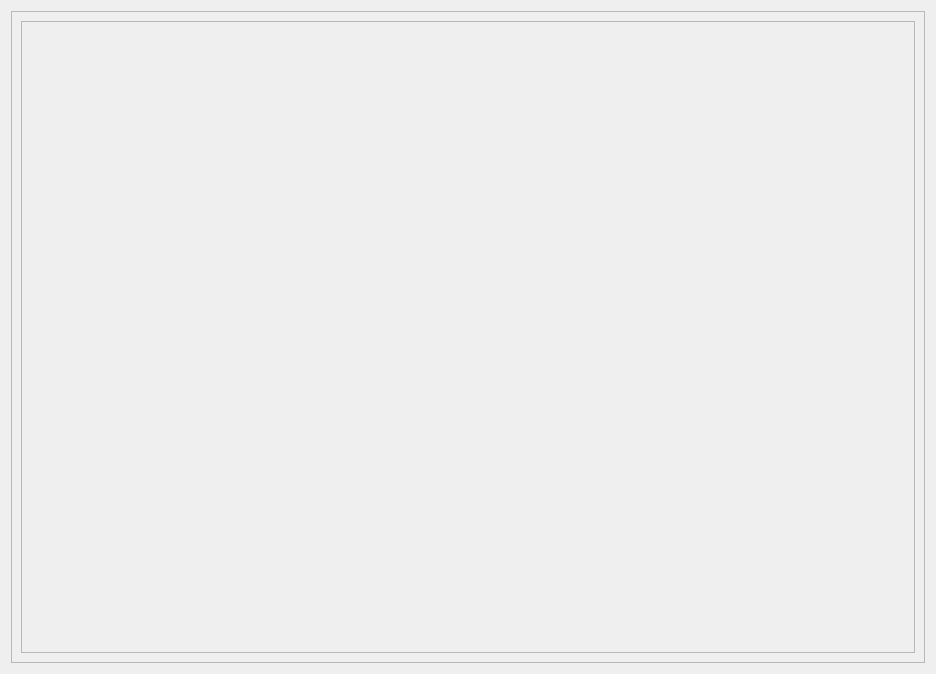
This is src/aq_telemetryView.ui in nlbtuyen/ConfigurationGCS as Qt 5 draws it before an edit. The edited form follows.
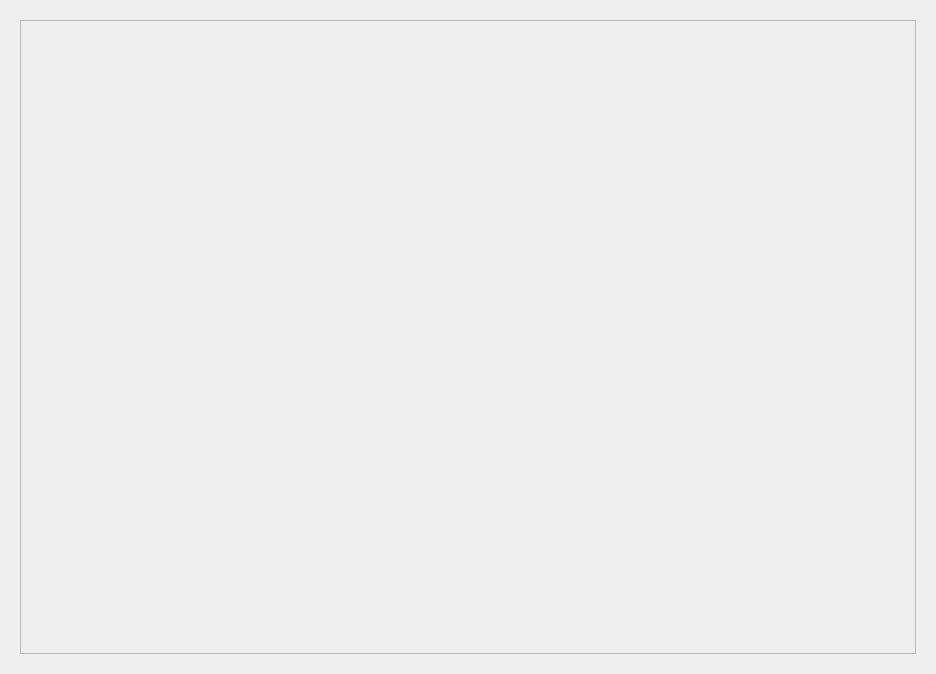
This is the edited form.

Diff of the .ui file:
```diff
--- a/src/aq_telemetryView.ui
+++ b/src/aq_telemetryView.ui
@@ -16,6 +16,9 @@
   <layout class="QVBoxLayout" name="verticalLayout">
    <item>
     <widget class="QScrollArea" name="TelemetryTabWidget">
+     <property name="frameShape">
+      <enum>QFrame::NoFrame</enum>
+     </property>
      <property name="widgetResizable">
       <bool>true</bool>
      </property>
@@ -24,8 +27,8 @@
        <rect>
         <x>0</x>
         <y>0</y>
-        <width>916</width>
-        <height>654</height>
+        <width>918</width>
+        <height>656</height>
        </rect>
       </property>
       <layout class="QVBoxLayout" name="verticalLayout_2">
```
